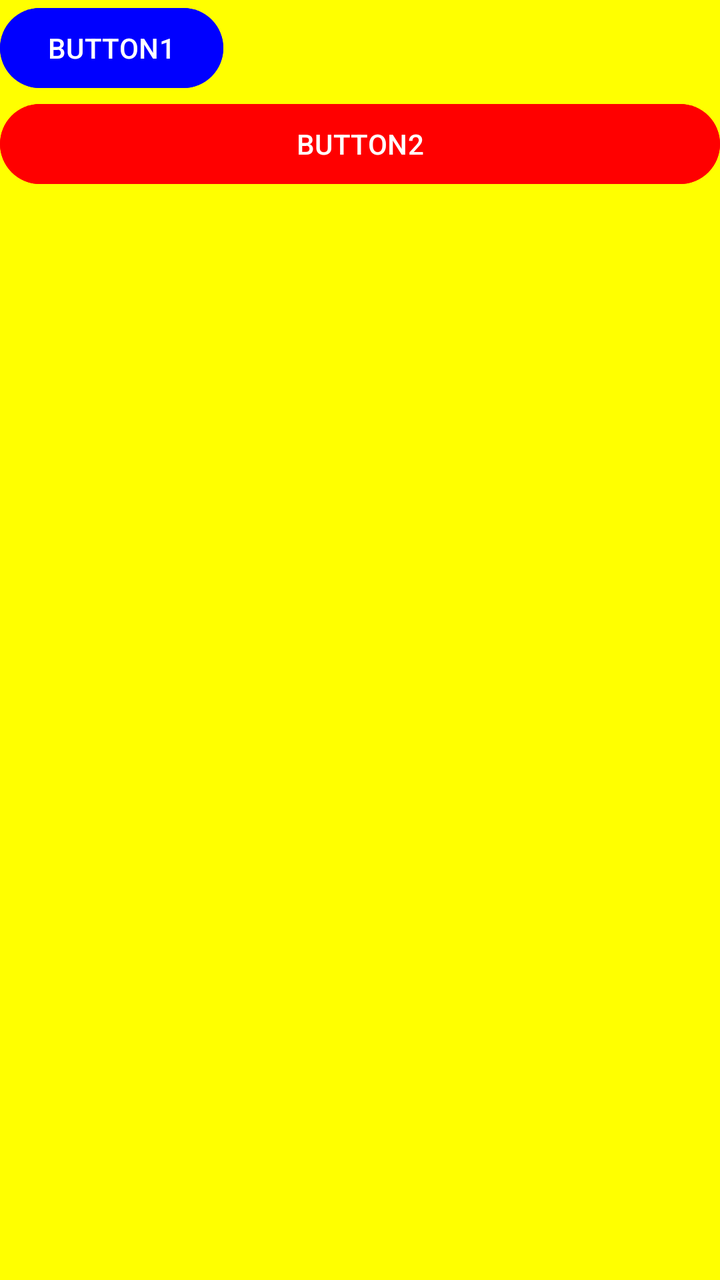
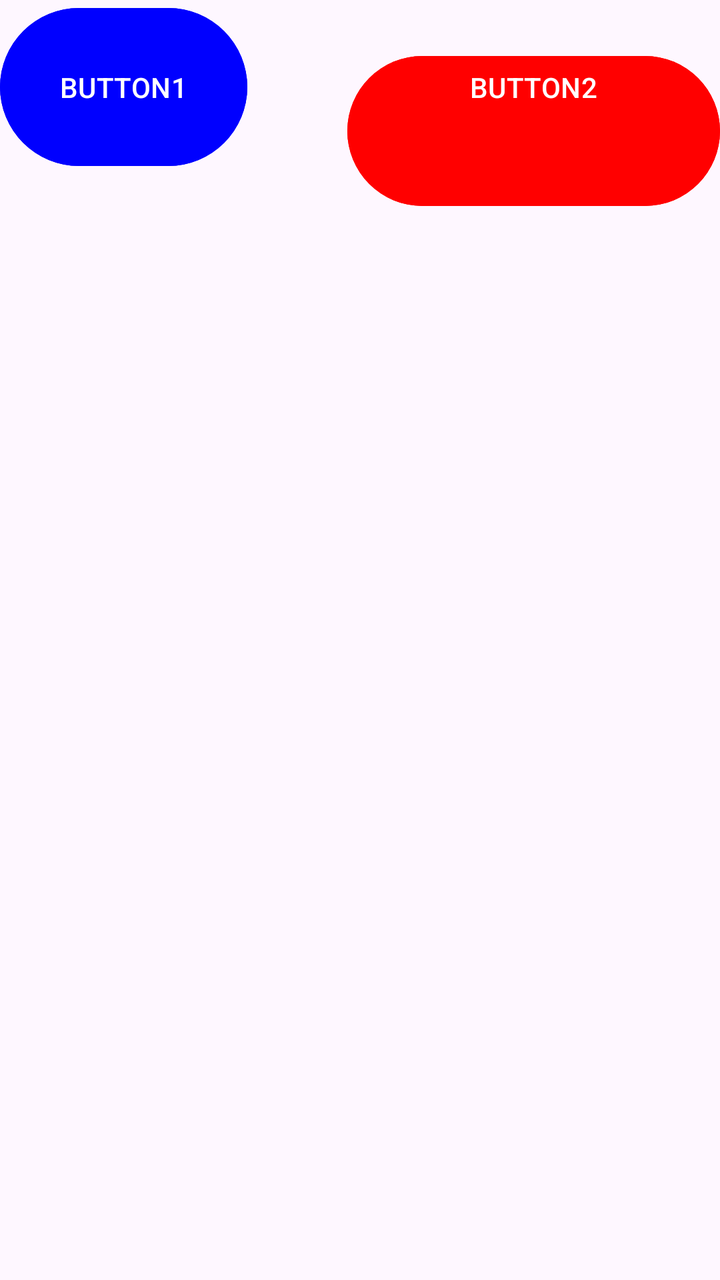

Screens rendered from an Android XML layout before and after an edit, with the pre-edit source and the edit as a unified diff.
<!-- AndroidManifest.xml: application theme Theme.Viewclass -->
<!-- res/layout/activity_main.xml -->
<?xml version="1.0" encoding="utf-8"?>
<LinearLayout xmlns:android="http://schemas.android.com/apk/res/android"
    android:layout_width="match_parent"
    android:layout_height="match_parent"
    android:orientation="vertical"
    android:background="#ffff00">
    <Button
        android:layout_width="wrap_content"
        android:layout_height="wrap_content"
        android:text="BUTTON1"
        android:backgroundTint="#0000ff" />
    <Button
        android:layout_width="match_parent"
        android:layout_height="wrap_content"
        android:text="BUTTON2"
        android:backgroundTint="#ff0000" />
</LinearLayout>
<!-- resources referenced by this layout -->
<resources>
  <style name="Theme.Viewclass" parent="Base.Theme.Viewclass" />
  <style name="Base.Theme.Viewclass" parent="Theme.Material3.DayNight.NoActionBar">
          
          
      </style>
</resources>

<!-- the commit's change to res/layout/activity_main.xml (unified diff, before → after) -->
@@ -2,16 +2,18 @@
 <LinearLayout xmlns:android="http://schemas.android.com/apk/res/android"
     android:layout_width="match_parent"
     android:layout_height="match_parent"
-    android:orientation="vertical"
-    android:background="#ffff00">
+    android:orientation="horizontal" >
     <Button
         android:layout_width="wrap_content"
         android:layout_height="wrap_content"
         android:text="BUTTON1"
-        android:backgroundTint="#0000ff" />
+        android:backgroundTint="#0000ff"
+        android:padding="30dp"/>
     <Button
         android:layout_width="match_parent"
         android:layout_height="wrap_content"
         android:text="BUTTON2"
-        android:backgroundTint="#ff0000" />
+        android:backgroundTint="#ff0000"
+        android:paddingBottom="50dp"
+        android:layout_marginLeft="50dp" />
 </LinearLayout>
